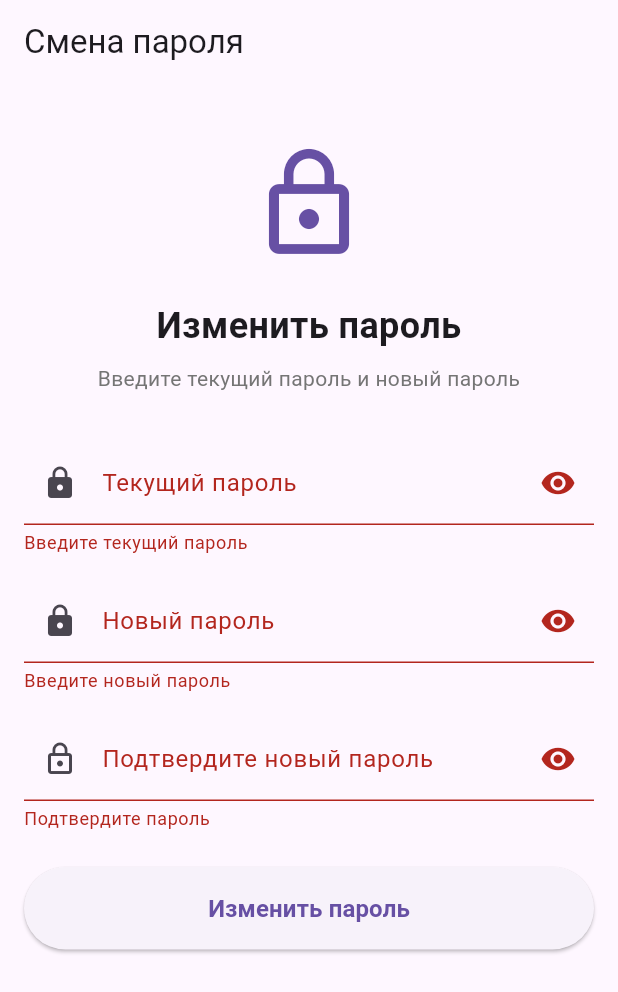
After one commit to verniiiii/flutter13, a Flutter app: the ChangePasswordScreen screen opened by its route, after a tap on "Изменить пароль", on a phone screen of 412 x 824 dp. The commit adds this screen. Shown: the top 992 px of the screen. Run offline on Flutter 3.47's test engine with Material 3 defaults, Android fonts, the phone set to English and light mode, and no system bars; our stand-ins replace dio, flutter_mobx, flutter_secure_storage, get_it, go_router, mobx and 2 more; accounts and stored records are empty; statements that could not run were skipped.

Commit message:
add change password screen with API integration

```diff
--- a/lib/app_router.dart
+++ b/lib/app_router.dart
@@ -11,6 +11,7 @@ import 'package:prac13/core/models/models.dart';
 import 'package:prac13/ui/features/onboarding/screens/onboarding_screen.dart';
 import 'package:prac13/ui/features/auth/screens/login_screen.dart';
 import 'package:prac13/ui/features/auth/screens/register_screen.dart';
+import 'package:prac13/ui/features/auth/screens/change_password_screen.dart';
 import 'package:prac13/ui/features/cards/screens/card_form_screen.dart';
 import 'package:prac13/ui/features/cards/screens/cards_list_screen.dart';
 import 'package:prac13/ui/features/cards/state/cards_store.dart';
@@ -40,6 +41,12 @@ class AppRouter {
         path: '/register',
         builder: (BuildContext context, GoRouterState state) {
           return const RegisterScreen();
+        },
+      ),
+      GoRoute(
+        path: '/change-password',
+        builder: (BuildContext context, GoRouterState state) {
+          return const ChangePasswordScreen();
         },
       ),
       // Маршруты для карт (вынесены на верхний уровень)
--- /dev/null
+++ b/lib/ui/features/auth/screens/change_password_screen.dart
@@ -0,0 +1,264 @@
+import 'package:flutter/material.dart';
+import 'package:go_router/go_router.dart';
+import 'package:get_it/get_it.dart';
+import 'package:prac13/ui/features/auth/state/auth_store.dart';
+
+class ChangePasswordScreen extends StatefulWidget {
+  const ChangePasswordScreen({super.key});
+
+  @override
+  State<ChangePasswordScreen> createState() => _ChangePasswordScreenState();
+}
+
+class _ChangePasswordScreenState extends State<ChangePasswordScreen> {
+  final AuthStore authStore = GetIt.I<AuthStore>();
+  final _formKey = GlobalKey<FormState>();
+
+  final TextEditingController _oldPasswordController = TextEditingController();
+  final TextEditingController _newPasswordController = TextEditingController();
+  final TextEditingController _confirmPasswordController = TextEditingController();
+
+  bool _obscureOldPassword = true;
+  bool _obscureNewPassword = true;
+  bool _obscureConfirmPassword = true;
+
+  @override
+  void initState() {
+    super.initState();
+    authStore.clearError();
+  }
+
+  @override
+  void dispose() {
+    _oldPasswordController.dispose();
+    _newPasswordController.dispose();
+    _confirmPasswordController.dispose();
+    super.dispose();
+  }
+
+  void _changePassword() async {
+    if (_formKey.currentState!.validate()) {
+      final success = await authStore.updatePassword(
+        _oldPasswordController.text.trim(),
+        _newPasswordController.text.trim(),
+      );
+
+      if (success && mounted) {
+        // Показываем toast уведомление
+        ScaffoldMessenger.of(context).showSnackBar(
+          const SnackBar(
+            content: Text('Пароль успешно изменён'),
+            backgroundColor: Colors.green,
+            duration: Duration(seconds: 3),
+          ),
+        );
+        context.pop();
+      }
+    }
+  }
+
+  @override
+  Widget build(BuildContext context) {
+    return Scaffold(
+      appBar: AppBar(
+        title: const Text('Смена пароля'),
+      ),
+      body: SingleChildScrollView(
+        padding: const EdgeInsets.all(16),
+        child: Form(
+          key: _formKey,
+          child: Column(
+            crossAxisAlignment: CrossAxisAlignment.stretch,
+            children: [
+              const SizedBox(height: 24),
+
+              // Иконка
+              Icon(
+                Icons.lock_outline,
+                size: 80,
+                color: Theme.of(context).colorScheme.primary,
+              ),
+
+              const SizedBox(height: 24),
+
+              const Text(
+                'Изменить пароль',
+                style: TextStyle(
+                  fontSize: 24,
+                  fontWeight: FontWeight.bold,
+                ),
+                textAlign: TextAlign.center,
+              ),
+
+              const SizedBox(height: 8),
+
+              Text(
+                'Введите текущий пароль и новый пароль',
+                style: TextStyle(
+                  fontSize: 14,
+                  color: Colors.grey[600],
+                ),
+                textAlign: TextAlign.center,
+              ),
+
+              const SizedBox(height: 32),
+
+              // Старый пароль
+              TextFormField(
+                controller: _oldPasswordController,
+                obscureText: _obscureOldPassword,
+                decoration: InputDecoration(
+                  labelText: 'Текущий пароль',
+                  prefixIcon: const Icon(Icons.lock),
+                  suffixIcon: IconButton(
+                    icon: Icon(
+                      _obscureOldPassword ? Icons.visibility : Icons.visibility_off,
+                    ),
+                    onPressed: () {
+                      setState(() {
+                        _obscureOldPassword = !_obscureOldPassword;
+                      });
+                    },
+                  ),
+                ),
+                validator: (value) {
+                  if (value == null || value.isEmpty) {
+                    return 'Введите текущий пароль';
+                  }
+                  return null;
+                },
+              ),
+
+              const SizedBox(height: 16),
+
+              // Новый пароль
+              TextFormField(
+                controller: _newPasswordController,
+                obscureText: _obscureNewPassword,
+                decoration: InputDecoration(
+                  labelText: 'Новый пароль',
+                  prefixIcon: const Icon(Icons.lock),
+                  suffixIcon: IconButton(
+                    icon: Icon(
+                      _obscureNewPassword ? Icons.visibility : Icons.visibility_off,
+                    ),
+                    onPressed: () {
+                      setState(() {
+                        _obscureNewPassword = !_obscureNewPassword;
+                      });
+                    },
+                  ),
+                ),
+                validator: (value) {
+                  if (value == null || value.isEmpty) {
+                    return 'Введите новый пароль';
+                  }
+                  if (value.length < 6) {
+                    return 'Пароль должен содержать минимум 6 символов';
+                  }
+                  return null;
+                },
+              ),
+
+              const SizedBox(height: 16),
+
+              // Подтверждение пароля
+              TextFormField(
+                controller: _confirmPasswordController,
+                obscureText: _obscureConfirmPassword,
+                decoration: InputDecoration(
+                  labelText: 'Подтвердите новый пароль',
+                  prefixIcon: const Icon(Icons.lock_outline),
+                  suffixIcon: IconButton(
+                    icon: Icon(
+                      _obscureConfirmPassword ? Icons.visibility : Icons.visibility_off,
+                    ),
+                    onPressed: () {
+                      setState(() {
+                        _obscureConfirmPassword = !_obscureConfirmPassword;
+                      });
+                    },
+                  ),
+                ),
+                validator: (value) {
+                  if (value == null || value.isEmpty) {
+                    return 'Подтвердите пароль';
+                  }
+                  if (value != _newPasswordController.text) {
+                    return 'Пароли не совпадают';
+                  }
+                  return null;
+                },
+              ),
+
+              const SizedBox(height: 24),
+
+              // Сообщение об ошибке
+              if (authStore.hasError)
+                Container(
+                  padding: const EdgeInsets.all(12),
+                  decoration: BoxDecoration(
+                    color: Theme.of(context).colorScheme.error.withOpacity(0.1),
+                    borderRadius: BorderRadius.circular(12),
+                  ),
+                  child: Row(
+                    children: [
+                      Icon(
+                        Icons.error_outline,
+                        color: Theme.of(context).colorScheme.error,
+                        size: 20,
+                      ),
+                      const SizedBox(width: 8),
+                      Expanded(
+                        child: Text(
+                          authStore.errorMessage,
+                          style: TextStyle(
+                            color: Theme.of(context).colorScheme.error,
+                            fontSize: 14,
+                          ),
+                        ),
+                      ),
+                    ],
+                  ),
+                ),
+
+              if (authStore.hasError) const SizedBox(height: 16),
+
+              // Кнопка сохранения
+              ListenableBuilder(
+                listenable: authStore,
+                builder: (context, _) {
+                  return SizedBox(
+                    width: double.infinity,
+                    child: ElevatedButton(
+                      onPressed: authStore.isLoading ? null : _changePassword,
+                      style: ElevatedButton.styleFrom(
+                        padding: const EdgeInsets.symmetric(vertical: 16),
+                      ),
+                      child: authStore.isLoading
+                          ? const SizedBox(
+                              width: 20,
+                              height: 20,
+                              child: CircularProgressIndicator(
+                                strokeWidth: 2,
+                                valueColor: AlwaysStoppedAnimation<Color>(Colors.white),
+                              ),
+                            )
+                          : const Text(
+                              'Изменить пароль',
+                              style: TextStyle(
+                                fontSize: 16,
+                                fontWeight: FontWeight.w600,
+                              ),
+                            ),
+                    ),
+                  );
+                },
+              ),
+            ],
+          ),
+        ),
+      ),
+    );
+  }
+}
```
